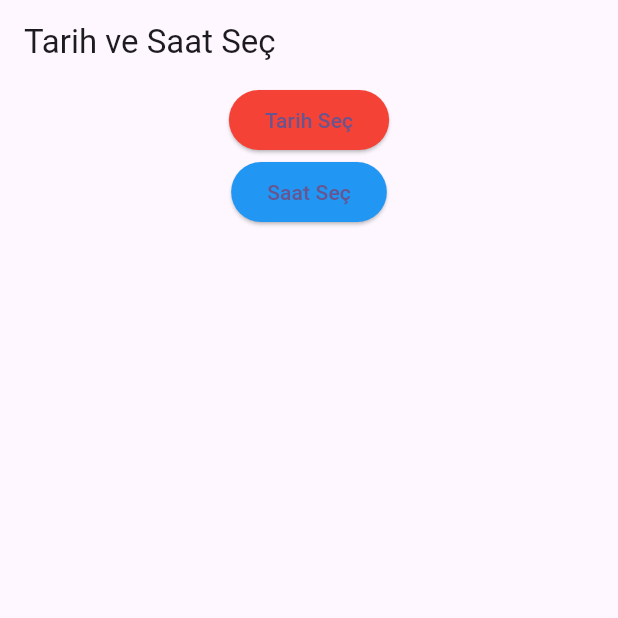
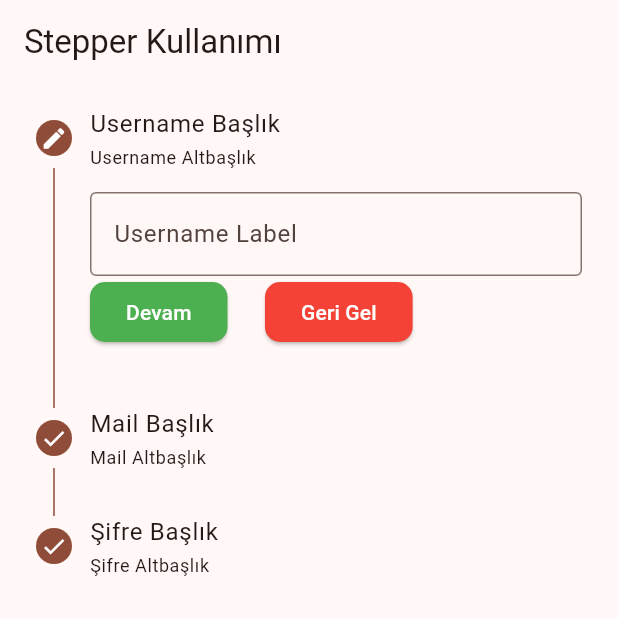
Before and after one commit to NazifeAtmaca25/UdemyFlutterLesson, a Flutter app: the screen it shows after launch, on a phone screen of 412 x 824 dp, the top half of it. Run offline on Flutter 3.47's test engine with Material 3 defaults, Android fonts, the phone set to English and light mode, and no system bars; our stand-ins replace date_format, email_validator, flutter_easyloading; missing offline and left inert: password_strength_checker.

Commit message:
Stepper widget

```diff
--- a/part21_input_widgets/lib/main.dart
+++ b/part21_input_widgets/lib/main.dart
@@ -2,6 +2,7 @@ import 'package:flutter/material.dart';
 import 'package:part21_input_widgets/date_and_time.dart';
 import 'package:part21_input_widgets/diger_form_elemanlari.dart';
 import 'package:part21_input_widgets/global_key_using.dart';
+import 'package:part21_input_widgets/stepper_example.dart';
 import 'package:part21_input_widgets/text_field_kullanimi.dart';
 import 'package:part21_input_widgets/text_form_field.dart';
 
@@ -19,10 +20,10 @@ class MyApp extends StatelessWidget {
       title: 'Flutter Demo',
       debugShowCheckedModeBanner: false,
       theme: ThemeData(
-        colorScheme: .fromSeed(seedColor: Colors.deepPurple),
+        colorScheme: .fromSeed(seedColor: Colors.deepOrange),
 
       ),
-      home: DateAndTime(),
+      home: StepperExample(),
     );
   }
 }
--- /dev/null
+++ b/part21_input_widgets/lib/stepper_example.dart
@@ -0,0 +1,205 @@
+import 'package:flutter/material.dart';
+
+class StepperExample extends StatefulWidget {
+  const StepperExample({super.key});
+
+  @override
+  State<StepperExample> createState() => _StepperExampleState();
+}
+
+class _StepperExampleState extends State<StepperExample> {
+  int _aktifStep = 0;
+  String name = '', mail = '', passwprd = '';
+  List<Step> allSteps = [];
+  bool hata = false;
+
+  var key0 = GlobalKey<FormFieldState>();
+  var key1 = GlobalKey<FormFieldState>();
+  var key2 = GlobalKey<FormFieldState>();
+
+  @override
+  Widget build(BuildContext context) {
+    allSteps = _allSteps();
+    return Scaffold(
+      appBar: AppBar(title: Text("Stepper Kullanımı")),
+      body: SingleChildScrollView(
+        child: Stepper(
+          controlsBuilder: (BuildContext context, ControlsDetails details) {
+            return Row(
+              children: [
+                ElevatedButton(
+                  onPressed: details.onStepContinue,
+                  style: ElevatedButton.styleFrom(
+                    backgroundColor: Colors.green,
+                    foregroundColor: Colors.white,
+                    shape: RoundedRectangleBorder(
+                      borderRadius: BorderRadius.circular(10.0),
+                    ),
+                  ),
+                  child: Text("Devam"),
+                ),
+                SizedBox(width: 25),
+                ElevatedButton(
+                  onPressed: details.onStepCancel,
+                  style: ElevatedButton.styleFrom(
+                    backgroundColor: Colors.red,
+                    foregroundColor: Colors.white,
+                    shape: RoundedRectangleBorder(
+                      borderRadius: BorderRadius.circular(10.0),
+                    ),
+                  ),
+                  child: Text("Geri Gel"),
+                ),
+              ],
+            );
+          },
+          currentStep: _aktifStep,
+          steps: allSteps,
+          /*onStepTapped: (tiklanilanStep){ // ileri tuşlarına basmadan kontrol olmadan diğer steplere atlamanısağlıyor
+              setState(() {
+                _aktifStep=tiklanilanStep;
+              });
+          },*/
+          onStepContinue: () {
+            setState(() {
+              _ileriButtonControl();
+            });
+          },
+          onStepCancel: () {
+            setState(() {
+              if (_aktifStep > 0) {
+                _aktifStep--;
+              } else {
+                _aktifStep = 0;
+              }
+            });
+          },
+        ),
+      ),
+    );
+  }
+
+  List<Step> _allSteps() {
+    List<Step> steps = <Step>[
+      Step(
+        title: Text("Username Başlık"),
+        subtitle: Text("Username Altbaşlık"),
+        isActive: true,
+        state: _statleleriAyarla(0),
+        content: TextFormField(
+          key: key0,
+          decoration: InputDecoration(
+            labelText: "Username Label",
+            hintText: "Username Hint",
+            border: OutlineInputBorder(),
+          ),
+          validator: (value) {
+            if (value!.length < 6) {
+              return "Kullanıcı adı en az 6 karakter olmalı";
+            }
+            return null;
+          },
+          onSaved: (value) {
+            name = value!;
+          },
+        ),
+      ),
+      Step(
+        title: Text("Mail Başlık"),
+        subtitle: Text("Mail Altbaşlık"),
+        isActive: true,
+        state: _statleleriAyarla(1),
+        content: TextFormField(
+          key: key1,
+          decoration: InputDecoration(
+            labelText: "Mail Label",
+            hintText: "Mail Hint",
+            border: OutlineInputBorder(),
+          ),
+          validator: (value) {
+            if (value!.length < 6 || !value.contains("@")) {
+              return "Geçerli mail adresi giriniz!";
+            }
+            return null;
+          },
+          onSaved: (value) {
+            mail = value!;
+          },
+        ),
+      ),
+      Step(
+        title: Text("Şifre Başlık"),
+        subtitle: Text("Şifre Altbaşlık"),
+        isActive: true,
+        state: _statleleriAyarla(2),
+        content: TextFormField(
+          key: key2,
+          decoration: InputDecoration(
+            labelText: "Şifre Label",
+            hintText: "Şifre Hint",
+            border: OutlineInputBorder(),
+          ),
+          validator: (value) {
+            if (value!.length < 10) {
+              return "Şifre en az 10 karakter olmalı";
+            }
+            return null;
+          },
+          onSaved: (value) {
+            passwprd = value!;
+          },
+        ),
+      ),
+    ];
+    return steps;
+  }
+
+  StepState _statleleriAyarla(int step) {
+    if (_aktifStep == step) {
+      if (hata) {
+        return StepState.error;
+      } else {
+        return StepState.editing;
+      }
+    } else {
+      return StepState.complete;
+    }
+  }
+
+  void _ileriButtonControl() {
+    switch (_aktifStep) {
+      case 0:
+        if (key0.currentState!.validate()) {
+          key0.currentState!.save();
+          hata = false;
+          _aktifStep = 1;
+        } else {
+          hata = true;
+        }
+        break;
+      case 1:
+        if (key1.currentState!.validate()) {
+          key1.currentState!.save();
+          hata = false;
+          _aktifStep = 2;
+        } else {
+          hata = true;
+        }
+        break;
+      case 2:
+        if (key2.currentState!.validate()) {
+          key2.currentState!.save();
+          hata = false;
+          _aktifStep = 2;
+          formuTamamla();
+        } else {
+          hata = true;
+        }
+        break;
+    }
+  }
+
+  void formuTamamla() {
+    debugPrint("Girilen değerler : isim=>$name mail=>$mail şifre=>$passwprd");
+  }
+}
```
